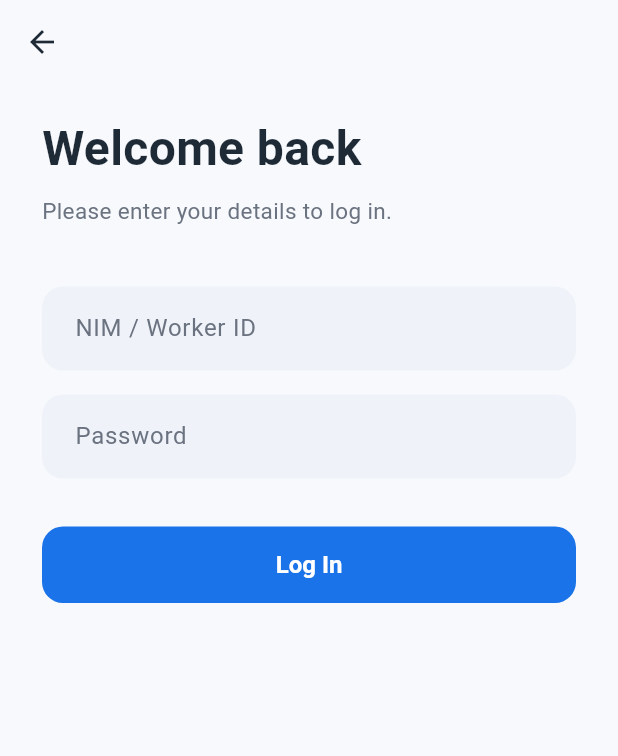
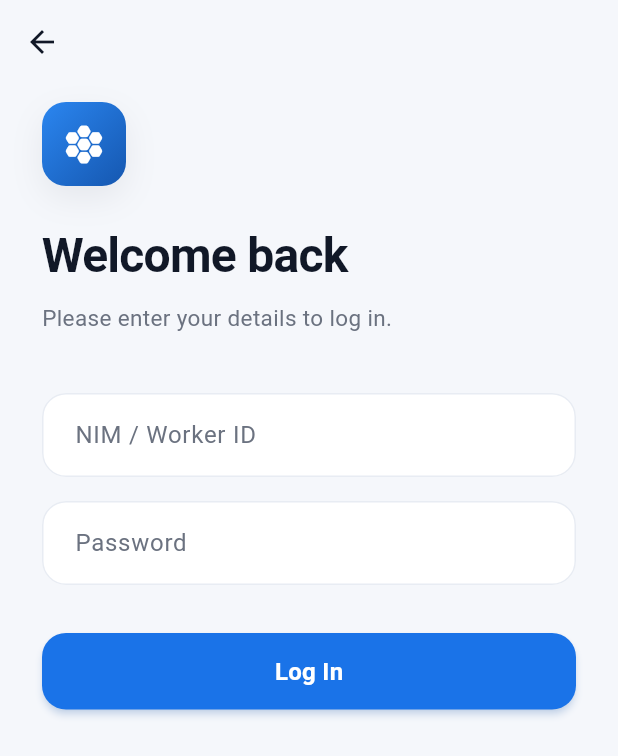
Before and after one commit to Luck7702/beehive_online, a Flutter app: the screen it shows after launch, after a tap on "Log In", on a phone screen of 412 x 824 dp. Shown: the top 756 px of the screen. Run offline on Flutter 3.47's test engine with Material 3 defaults, Android fonts, the phone set to English and light mode, and no system bars; our stand-ins replace flutter_dotenv, image_picker; network calls fail.

Commit message:
style: refresh the app's visual design

```diff
--- a/lib/screens/login_screen.dart
+++ b/lib/screens/login_screen.dart
@@ -52,10 +52,21 @@ class _LoginScreenState extends State<LoginScreen> {
           child: Column(
             crossAxisAlignment: CrossAxisAlignment.start,
             children: [
-              const SizedBox(height: 20),
+              const SizedBox(height: 12),
+              Container(
+                width: 56,
+                height: 56,
+                decoration: BoxDecoration(
+                  gradient: BeehiveColors.brandGradient,
+                  borderRadius: BorderRadius.circular(16),
+                  boxShadow: BeehiveColors.softShadow,
+                ),
+                child: const Icon(Icons.hive_rounded, color: Colors.white, size: 30),
+              ),
+              const SizedBox(height: 24),
               const Text(
                 'Welcome back',
-                style: TextStyle(fontSize: 32, fontWeight: FontWeight.bold, color: BeehiveColors.ink),
+                style: TextStyle(fontSize: 32, fontWeight: FontWeight.bold, color: BeehiveColors.ink, letterSpacing: -0.5),
               ),
               const SizedBox(height: 8),
               const Text(
--- a/lib/screens/welcome_screen.dart
+++ b/lib/screens/welcome_screen.dart
@@ -11,37 +11,41 @@ class WelcomeScreen extends StatelessWidget {
         child: Padding(
           padding: const EdgeInsets.all(28.0),
           child: Column(
-            mainAxisAlignment: MainAxisAlignment.center,
             children: [
               const Spacer(),
               // Brand logo
               Container(
-                width: 132,
-                height: 132,
+                width: 128,
+                height: 128,
                 decoration: BoxDecoration(
-                  color: BeehiveColors.blue,
+                  gradient: BeehiveColors.brandGradient,
                   shape: BoxShape.circle,
                   boxShadow: [
                     BoxShadow(
-                      color: BeehiveColors.blue.withValues(alpha: 0.30),
-                      blurRadius: 28,
-                      offset: const Offset(0, 10),
+                      color: BeehiveColors.blue.withValues(alpha: 0.35),
+                      blurRadius: 36,
+                      offset: const Offset(0, 16),
                     ),
                   ],
                 ),
                 alignment: Alignment.center,
-                child: const Icon(Icons.hive_rounded, size: 72, color: BeehiveColors.yellow),
+                child: const Icon(Icons.hive_rounded, size: 68, color: Colors.white),
               ),
-              const SizedBox(height: 32),
+              const SizedBox(height: 36),
               const Text(
                 'BeeHive Online',
-                style: TextStyle(fontSize: 30, fontWeight: FontWeight.bold, color: BeehiveColors.ink),
+                style: TextStyle(
+                  fontSize: 32,
+                  fontWeight: FontWeight.bold,
+                  color: BeehiveColors.ink,
+                  letterSpacing: -0.5,
+                ),
               ),
-              const SizedBox(height: 10),
+              const SizedBox(height: 12),
               const Text(
-                'Campus essentials, delivered to your room.',
+                'Campus essentials, delivered\nstraight to your room.',
                 textAlign: TextAlign.center,
-                style: TextStyle(fontSize: 15, color: BeehiveColors.muted, height: 1.4),
+                style: TextStyle(fontSize: 16, color: BeehiveColors.muted, height: 1.5),
               ),
               const Spacer(),
               SizedBox(
@@ -59,7 +63,7 @@ class WelcomeScreen extends StatelessWidget {
                   child: const Text('Sign Up'),
                 ),
               ),
-              const SizedBox(height: 32),
+              const SizedBox(height: 24),
             ],
           ),
         ),
--- a/lib/theme.dart
+++ b/lib/theme.dart
@@ -1,17 +1,32 @@
 import 'package:flutter/material.dart';
 
 /// Central brand palette for BeeHive Online.
-/// Blue + white identity, with bee yellow used only as a small accent.
+/// Blue + white identity, with bee yellow used as a warm accent.
 class BeehiveColors {
   static const Color blue = Color(0xFF1A73E8); // primary accent
   static const Color blueDark = Color(0xFF1557B0); // gradients / pressed
   static const Color blueTint = Color(0xFFE8F1FE); // soft blue surface
-  static const Color yellow = Color(0xFFFFC107); // bee accent — use sparingly
-  static const Color ink = Color(0xFF1F2A37); // primary text
+  static const Color yellow = Color(0xFFFFC107); // bee accent
+  static const Color yellowDark = Color(0xFFF59E0B); // deeper honey accent
+  static const Color ink = Color(0xFF111827); // primary text
   static const Color muted = Color(0xFF6B7280); // secondary text
-  static const Color bg = Color(0xFFF7F9FC); // app background (near white)
+  static const Color bg = Color(0xFFF5F7FB); // app background (near white)
   static const Color field = Color(0xFFEFF3F9); // input fill
-  static const Color border = Color(0xFFE3E8EF); // hairline borders
+  static const Color border = Color(0xFFE8ECF3); // hairline borders
+  static const Color success = Color(0xFF10B981);
+  static const Color danger = Color(0xFFEF4444);
+
+  /// Brand gradient for hero surfaces (banners, logo, headers).
+  static const LinearGradient brandGradient = LinearGradient(
+    colors: [Color(0xFF2B86F0), blueDark],
+    begin: Alignment.topLeft,
+    end: Alignment.bottomRight,
+  );
+
+  /// Soft, diffuse shadow that lifts cards and buttons gently off the page.
+  static const List<BoxShadow> softShadow = [
+    BoxShadow(color: Color(0x12101828), blurRadius: 18, offset: Offset(0, 8)),
+  ];
 }
 
 ThemeData buildBeehiveTheme() {
@@ -23,15 +38,13 @@ ThemeData buildBeehiveTheme() {
     colorScheme: base.colorScheme.copyWith(
       primary: BeehiveColors.blue,
       onPrimary: Colors.white,
-      secondary: BeehiveColors.blue,
+      secondary: BeehiveColors.yellowDark,
       onSecondary: Colors.white,
       surface: Colors.white,
       onSurface: BeehiveColors.ink,
+      error: BeehiveColors.danger,
     ),
-    textTheme: base.textTheme.apply(
-      bodyColor: BeehiveColors.ink,
-      displayColor: BeehiveColors.ink,
-    ),
+    textTheme: _buildTextTheme(base.textTheme),
     appBarTheme: const AppBarTheme(
       backgroundColor: Colors.transparent,
       surfaceTintColor: Colors.transparent,
@@ -43,33 +56,36 @@ ThemeData buildBeehiveTheme() {
         color: BeehiveColors.ink,
         fontSize: 20,
         fontWeight: FontWeight.bold,
+        letterSpacing: -0.3,
       ),
     ),
     cardTheme: CardThemeData(
       color: Colors.white,
-      elevation: 0,
+      elevation: 3,
+      shadowColor: const Color(0x14101828),
+      surfaceTintColor: Colors.transparent,
       clipBehavior: Clip.antiAlias,
       shape: RoundedRectangleBorder(
-        borderRadius: BorderRadius.circular(16),
+        borderRadius: BorderRadius.circular(18),
         side: const BorderSide(color: BeehiveColors.border),
       ),
     ),
     inputDecorationTheme: InputDecorationTheme(
       filled: true,
-      fillColor: BeehiveColors.field,
+      fillColor: Colors.white,
       hintStyle: const TextStyle(color: BeehiveColors.muted),
       labelStyle: const TextStyle(color: BeehiveColors.muted),
       contentPadding: const EdgeInsets.symmetric(horizontal: 18, vertical: 16),
       border: OutlineInputBorder(
-        borderRadius: BorderRadius.circular(14),
-        borderSide: BorderSide.none,
+        borderRadius: BorderRadius.circular(16),
+        borderSide: const BorderSide(color: BeehiveColors.border),
       ),
       enabledBorder: OutlineInputBorder(
-        borderRadius: BorderRadius.circular(14),
-        borderSide: BorderSide.none,
+        borderRadius: BorderRadius.circular(16),
+        borderSide: const BorderSide(color: BeehiveColors.border),
       ),
       focusedBorder: OutlineInputBorder(
-        borderRadius: BorderRadius.circular(14),
+        borderRadius: BorderRadius.circular(16),
         borderSide: const BorderSide(color: BeehiveColors.blue, width: 1.6),
       ),
     ),
@@ -77,31 +93,56 @@ ThemeData buildBeehiveTheme() {
       style: ElevatedButton.styleFrom(
         backgroundColor: BeehiveColors.blue,
         foregroundColor: Colors.white,
-        disabledBackgroundColor: const Color(0xFFD7DEE8),
+        disabledBackgroundColor: const Color(0xFFCBD5E1),
         disabledForegroundColor: Colors.white,
-        elevation: 0,
+        elevation: 2,
+        shadowColor: BeehiveColors.blue.withValues(alpha: 0.35),
         padding: const EdgeInsets.symmetric(vertical: 16),
-        textStyle: const TextStyle(fontSize: 16, fontWeight: FontWeight.bold),
-        shape: RoundedRectangleBorder(borderRadius: BorderRadius.circular(14)),
+        textStyle: const TextStyle(fontSize: 16, fontWeight: FontWeight.bold, letterSpacing: 0.2),
+        shape: RoundedRectangleBorder(borderRadius: BorderRadius.circular(16)),
       ),
     ),
     outlinedButtonTheme: OutlinedButtonThemeData(
       style: OutlinedButton.styleFrom(
         foregroundColor: BeehiveColors.blue,
+        backgroundColor: Colors.white,
         side: const BorderSide(color: BeehiveColors.blue, width: 1.5),
         padding: const EdgeInsets.symmetric(vertical: 16),
-        textStyle: const TextStyle(fontSize: 16, fontWeight: FontWeight.bold),
-        shape: RoundedRectangleBorder(borderRadius: BorderRadius.circular(14)),
+        textStyle: const TextStyle(fontSize: 16, fontWeight: FontWeight.bold, letterSpacing: 0.2),
+        shape: RoundedRectangleBorder(borderRadius: BorderRadius.circular(16)),
+      ),
+    ),
+    textButtonTheme: TextButtonThemeData(
+      style: TextButton.styleFrom(
+        foregroundColor: BeehiveColors.blue,
+        textStyle: const TextStyle(fontWeight: FontWeight.bold),
       ),
     ),
     chipTheme: base.chipTheme.copyWith(
       backgroundColor: Colors.white,
       selectedColor: BeehiveColors.blue,
       side: const BorderSide(color: BeehiveColors.border),
+      labelStyle: const TextStyle(fontWeight: FontWeight.w600),
       shape: RoundedRectangleBorder(borderRadius: BorderRadius.circular(20)),
+      padding: const EdgeInsets.symmetric(horizontal: 14, vertical: 8),
     ),
-    snackBarTheme: const SnackBarThemeData(
+    snackBarTheme: SnackBarThemeData(
       behavior: SnackBarBehavior.floating,
+      backgroundColor: BeehiveColors.ink,
+      contentTextStyle: const TextStyle(color: Colors.white),
+      shape: RoundedRectangleBorder(borderRadius: BorderRadius.circular(12)),
     ),
+    dividerTheme: const DividerThemeData(color: BeehiveColors.border, thickness: 1),
   );
 }
+
+TextTheme _buildTextTheme(TextTheme base) {
+  final t = base.apply(bodyColor: BeehiveColors.ink, displayColor: BeehiveColors.ink);
+  return t.copyWith(
+    headlineMedium: t.headlineMedium?.copyWith(fontWeight: FontWeight.bold, letterSpacing: -0.5),
+    headlineSmall: t.headlineSmall?.copyWith(fontWeight: FontWeight.bold, letterSpacing: -0.5),
+    titleLarge: t.titleLarge?.copyWith(fontWeight: FontWeight.bold, letterSpacing: -0.3),
+    titleMedium: t.titleMedium?.copyWith(fontWeight: FontWeight.w600),
+    bodyMedium: t.bodyMedium?.copyWith(height: 1.4),
+  );
+}
```
Also changed, not shown: lib/screens/cart_screen.dart (+29 -13 lines), lib/screens/home_screen.dart (+55 -25 lines), lib/screens/order_history_screen.dart (+21 -5 lines), lib/screens/signup_screen.dart (+13 -2 lines).
